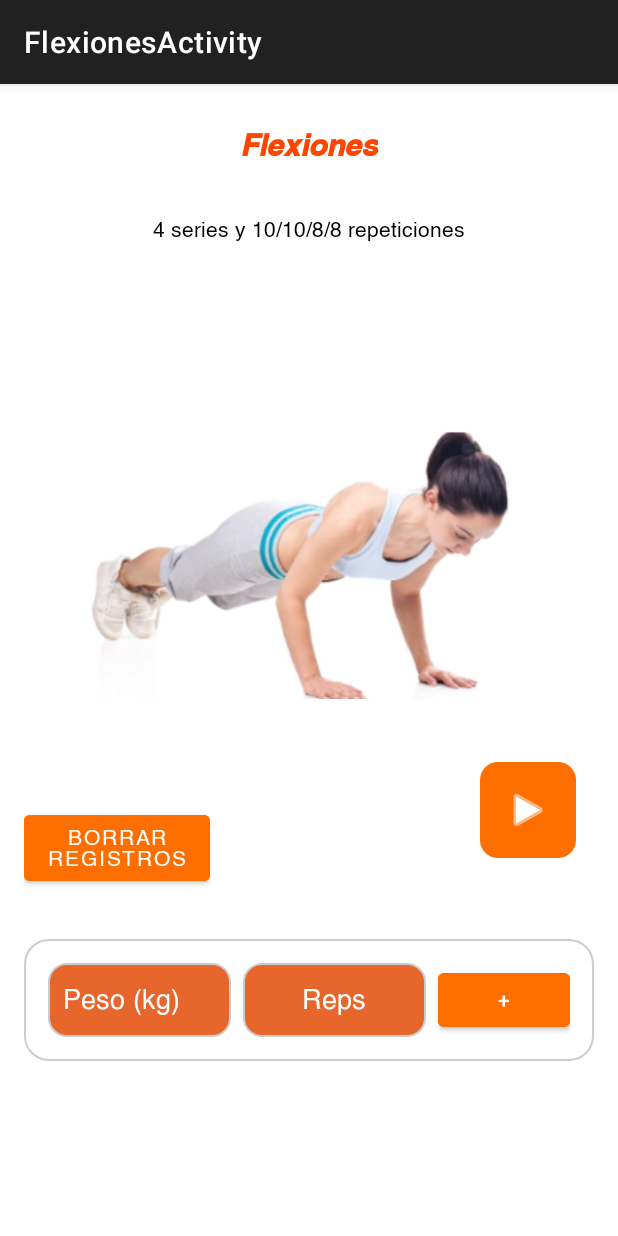
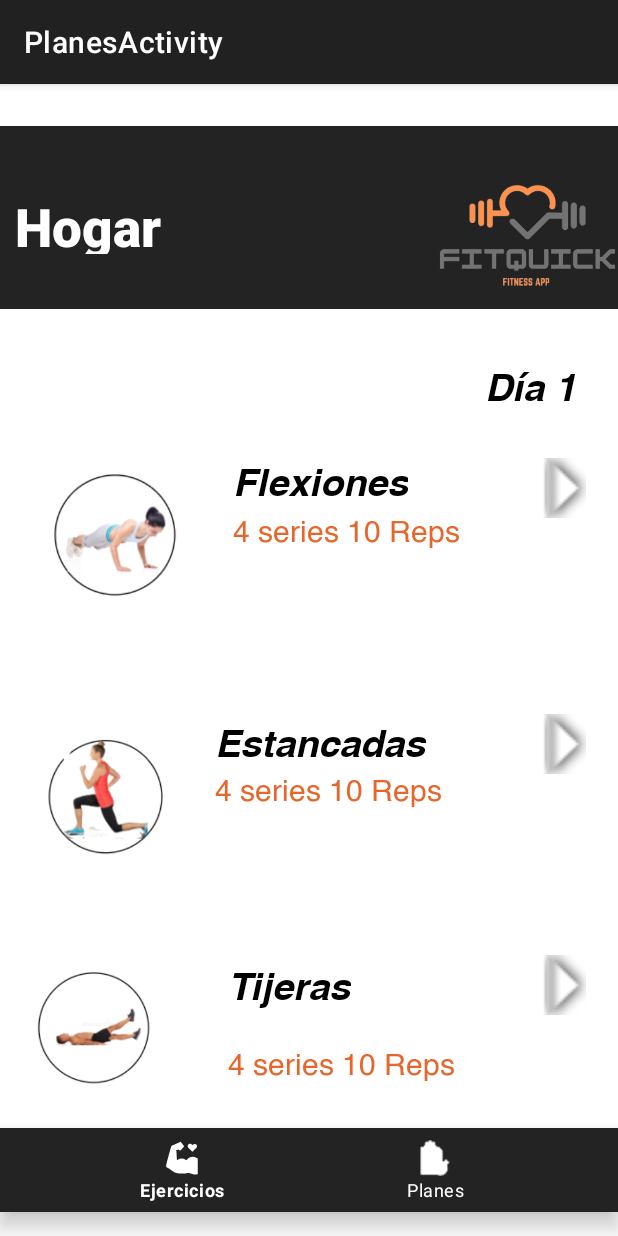
Before and after one commit to SantiagoCifuentes/FitQuick, an Android app built with Jetpack Compose: the HogarFragment screen opened directly, with no data from a screen before it, after a tap on an icon or button, on a phone screen of 412 x 824 dp. Run offline under Robolectric (Android 15) with nearby library versions, the phone set to English and light mode, and no system bars.

Commit message:
agrego pantalla hogar ejercicios

```diff
--- a/app/src/main/AndroidManifest.xml
+++ b/app/src/main/AndroidManifest.xml
@@ -33,10 +33,18 @@
             android:label="@string/title_activity_planes"
             android:theme="@style/Theme.FitQuick" />
         <activity
+            android:name=".HogarEjerciciosActivity"
+        android:exported="false"
+        android:label="@string/title_activity_planes"
+        android:theme="@style/Theme.FitQuick" />
+        />
+        <activity
             android:name=".MainActivity"
             android:exported="true"
             android:label="@string/app_name"
             android:theme="@style/Theme.FitQuick">
+
+
             <intent-filter>
                 <action android:name="android.intent.action.MAIN" />
 
--- /dev/null
+++ b/app/src/main/java/com/example/fitquick/HogarEjerciciosActivity.kt
@@ -0,0 +1,16 @@
+package com.example.fitquick
+
+import android.os.Bundle
+import androidx.appcompat.app.AppCompatActivity
+import androidx.fragment.app.FragmentTransaction
+
+class HogarEjerciciosActivity : AppCompatActivity() {
+    override fun onCreate(savedInstanceState: Bundle?) {
+        super.onCreate(savedInstanceState)
+        setContentView(R.layout.hogar_ejercicios_activity)
+
+        val transaction: FragmentTransaction = supportFragmentManager.beginTransaction()
+        transaction.replace(R.id.fragment_hogar_ejercicios, HogarEjerciciosFragment())
+        transaction.commit()
+    }
+}
--- /dev/null
+++ b/app/src/main/java/com/example/fitquick/HogarEjerciciosFragment.kt
@@ -0,0 +1,40 @@
+package com.example.fitquick
+
+import android.content.Intent
+import android.os.Bundle
+import android.view.LayoutInflater
+import android.view.View
+import android.view.ViewGroup
+import android.widget.ImageView
+import androidx.fragment.app.Fragment
+
+class HogarEjerciciosFragment : Fragment() {
+
+    override fun onCreateView(
+        inflater: LayoutInflater,
+        container: ViewGroup?,
+        savedInstanceState: Bundle?
+    ): View? {
+
+        val view = inflater.inflate(
+            R.layout.fragment_hogar_ejercicios,
+            container,
+            false
+        )
+
+
+        val flechaFlexiones: ImageView =
+            view.findViewById(R.id.imageView25)
+
+
+        flechaFlexiones.setOnClickListener {
+            val intent = Intent(
+                requireActivity(),
+                FlexionesActivity::class.java
+            )
+            startActivity(intent)
+        }
+
+        return view
+    }
+}
--- a/app/src/main/java/com/example/fitquick/HogarFragment.kt
+++ b/app/src/main/java/com/example/fitquick/HogarFragment.kt
@@ -20,7 +20,7 @@ class HogarFragment : Fragment() {
 
         val iconOneDay: ImageView = view.findViewById(R.id.iconOneDay)
         iconOneDay.setOnClickListener {
-            val intent = Intent(activity, FlexionesActivity::class.java)
+            val intent = Intent(activity, HogarEjerciciosActivity::class.java)
             startActivity(intent)
         }
 
--- /dev/null
+++ b/app/src/main/res/layout/fragment_hogar_ejercicios.xml
@@ -0,0 +1,236 @@
+<androidx.constraintlayout.widget.ConstraintLayout
+    xmlns:android="http://schemas.android.com/apk/res/android"
+    xmlns:app="http://schemas.android.com/apk/res-auto"
+    xmlns:tools="http://schemas.android.com/tools"
+    android:layout_width="match_parent"
+    android:layout_height="match_parent">
+
+
+    <TextView
+        android:id="@+id/textView7"
+        android:layout_width="wrap_content"
+        android:layout_height="wrap_content"
+        android:fontFamily="@font/helvetica"
+        android:text="4 series 10 Reps"
+        android:textColor="@color/orange"
+        android:textSize="20sp"
+        app:layout_constraintBottom_toBottomOf="parent"
+        app:layout_constraintEnd_toEndOf="parent"
+        app:layout_constraintHorizontal_bias="0.584"
+        app:layout_constraintStart_toStartOf="parent"
+        app:layout_constraintTop_toBottomOf="@+id/textView27"
+        app:layout_constraintVertical_bias="0.133" />
+
+    <TextView
+        android:id="@+id/textView3"
+        android:layout_width="wrap_content"
+        android:layout_height="wrap_content"
+        android:fontFamily="@font/helvetica"
+        android:text="4 series 10 Reps"
+        android:textColor="@color/orange"
+        android:textSize="20sp"
+        app:layout_constraintBottom_toBottomOf="parent"
+        app:layout_constraintEnd_toEndOf="parent"
+        app:layout_constraintHorizontal_bias="0.596"
+        app:layout_constraintStart_toStartOf="parent"
+        app:layout_constraintTop_toTopOf="parent"
+        app:layout_constraintVertical_bias="0.384" />
+
+
+    <TextView
+        android:id="@+id/textView4"
+        android:layout_width="wrap_content"
+        android:layout_height="wrap_content"
+        android:fontFamily="@font/helvetica"
+        android:text="4 series 10 Reps"
+        android:textColor="@color/orange"
+        android:textSize="20sp"
+        app:layout_constraintBottom_toBottomOf="parent"
+        app:layout_constraintEnd_toEndOf="parent"
+        app:layout_constraintHorizontal_bias="0.55"
+        app:layout_constraintStart_toStartOf="parent"
+        app:layout_constraintTop_toTopOf="parent"
+        app:layout_constraintVertical_bias="0.619" />
+
+    <TextView
+        android:id="@+id/tvTitulo2"
+        android:layout_width="416dp"
+        android:layout_height="122dp"
+        android:layout_marginTop="28dp"
+        android:background="#232323"
+        android:gravity="center"
+        android:padding="16dp"
+        android:textColor="@android:color/white"
+        android:textSize="20sp"
+        android:textStyle="bold"
+        app:layout_constraintEnd_toEndOf="parent"
+        app:layout_constraintHorizontal_bias="0.6"
+        app:layout_constraintStart_toStartOf="parent"
+        app:layout_constraintTop_toTopOf="parent" />
+
+    <ImageView
+        android:id="@+id/imageView8"
+        android:layout_width="122dp"
+        android:layout_height="107dp"
+        android:src="@drawable/logo"
+        app:layout_constraintBottom_toBottomOf="parent"
+        app:layout_constraintEnd_toEndOf="parent"
+        app:layout_constraintHorizontal_bias="1.0"
+        app:layout_constraintStart_toStartOf="parent"
+        app:layout_constraintTop_toTopOf="parent"
+        app:layout_constraintVertical_bias="0.073" />
+
+    <TextView
+        android:id="@+id/textView2"
+        android:layout_width="172dp"
+        android:layout_height="42dp"
+        android:fontFamily="sans-serif-black"
+        android:text="Hogar"
+        android:textColor="@color/white"
+        android:textSize="35sp"
+        app:layout_constraintBottom_toBottomOf="parent"
+        app:layout_constraintEnd_toEndOf="parent"
+        app:layout_constraintHorizontal_bias="0.041"
+        app:layout_constraintStart_toStartOf="parent"
+        app:layout_constraintTop_toTopOf="parent"
+        app:layout_constraintVertical_bias="0.098" />
+
+    <TextView
+        android:id="@+id/textView28"
+        android:layout_width="wrap_content"
+        android:layout_height="wrap_content"
+        android:layout_marginEnd="28dp"
+        android:fontFamily="@font/helvetica_bold_oblique"
+        android:text="Día 1"
+        android:textColor="@color/black"
+        android:textSize="25sp"
+        app:layout_constraintBottom_toTopOf="@+id/imageView25"
+        app:layout_constraintEnd_toEndOf="parent"
+        app:layout_constraintTop_toBottomOf="@+id/imageView8" />
+
+    <ImageView
+        android:id="@+id/imageView21"
+        android:layout_width="123dp"
+        android:layout_height="102dp"
+        android:layout_marginTop="136dp"
+        android:src="@drawable/flexiones"
+        app:layout_constraintEnd_toEndOf="parent"
+        app:layout_constraintHorizontal_bias="0.055"
+        app:layout_constraintStart_toStartOf="parent"
+        app:layout_constraintTop_toBottomOf="@+id/textView2" />
+
+    <TextView
+        android:id="@+id/textView22"
+        android:layout_width="wrap_content"
+        android:layout_height="wrap_content"
+        android:layout_marginStart="16dp"
+        android:fontFamily="@font/helvetica_bold_oblique"
+        android:text="Flexiones"
+        android:textColor="@color/black"
+        android:textSize="25sp"
+        app:layout_constraintBottom_toTopOf="@+id/textView3"
+        app:layout_constraintStart_toEndOf="@+id/imageView21"
+        app:layout_constraintTop_toTopOf="@+id/imageView21" />
+
+    <!-- Flecha Flexiones -->
+    <ImageView
+        android:id="@+id/imageView25"
+        android:layout_width="40dp"
+        android:layout_height="40dp"
+        android:rotation="270"
+        android:src="@android:drawable/arrow_down_float"
+        app:layout_constraintTop_toTopOf="@+id/imageView21"
+        app:layout_constraintEnd_toEndOf="parent"
+        android:layout_marginEnd="16dp" />
+
+    <ImageView
+        android:id="@+id/imageView22"
+        android:layout_width="111dp"
+        android:layout_height="105dp"
+        android:layout_marginStart="16dp"
+        android:src="@drawable/estancadas"
+        app:layout_constraintBottom_toBottomOf="parent"
+        app:layout_constraintStart_toStartOf="parent"
+        app:layout_constraintTop_toBottomOf="@+id/imageView21"
+        app:layout_constraintVertical_bias="0.221" />
+
+    <TextView
+        android:id="@+id/textView26"
+        android:layout_width="143dp"
+        android:layout_height="38dp"
+        android:layout_marginStart="16dp"
+        android:fontFamily="@font/helvetica_bold_oblique"
+        android:text="Estancadas"
+        android:textColor="@color/black"
+        android:textSize="25sp"
+        app:layout_constraintBottom_toTopOf="@+id/textView4"
+        app:layout_constraintStart_toEndOf="@+id/imageView22"
+        app:layout_constraintTop_toTopOf="@+id/imageView22" />
+
+    <!-- Flecha Estancadas -->
+    <ImageView
+        android:id="@+id/imageView26"
+        android:layout_width="40dp"
+        android:layout_height="40dp"
+        android:rotation="270"
+        android:src="@android:drawable/arrow_down_float"
+        app:layout_constraintTop_toTopOf="@+id/imageView22"
+        app:layout_constraintEnd_toEndOf="parent"
+        android:layout_marginEnd="16dp" />
+
+    <!-- Imagen Tijeras -->
+
+    <!-- Texto Tijeras -->
+
+    <!-- Flecha Tijeras -->
+
+    <ImageView
+        android:id="@+id/imageView24"
+        android:layout_width="100dp"
+        android:layout_height="100dp"
+        android:layout_marginStart="16dp"
+        android:layout_marginTop="16dp"
+        android:src="@drawable/tijeras"
+        app:layout_constraintBottom_toBottomOf="parent"
+        app:layout_constraintStart_toStartOf="parent"
+        app:layout_constraintTop_toBottomOf="@+id/imageView22"
+        app:layout_constraintVertical_bias="0.31" />
+
+    <TextView
+        android:id="@+id/textView27"
+        android:layout_width="wrap_content"
+        android:layout_height="wrap_content"
+        android:layout_marginStart="36dp"
+        android:fontFamily="@font/helvetica_bold_oblique"
+        android:text="Tijeras"
+        android:textColor="@color/black"
+        android:textSize="25sp"
+        app:layout_constraintStart_toEndOf="@+id/imageView24"
+        app:layout_constraintTop_toTopOf="@+id/imageView24" />
+
+    <ImageView
+        android:id="@+id/imageView28"
+        android:layout_width="40dp"
+        android:layout_height="40dp"
+        android:rotation="270"
+        android:src="@android:drawable/arrow_down_float"
+        app:layout_constraintTop_toTopOf="@+id/imageView24"
+        app:layout_constraintEnd_toEndOf="parent"
+        android:layout_marginEnd="16dp" />
+
+    <!-- Bottom Navigation -->
+    <com.google.android.material.bottomnavigation.BottomNavigationView
+        android:id="@+id/bottomNavigation"
+        android:layout_width="0dp"
+        android:layout_height="wrap_content"
+        android:layout_marginBottom="16dp"
+        android:background="#232323"
+        app:itemIconTint="@color/white"
+        app:itemTextColor="@color/white"
+        app:layout_constraintBottom_toBottomOf="parent"
+        app:layout_constraintEnd_toEndOf="parent"
+        app:layout_constraintHorizontal_bias="1.0"
+        app:layout_constraintStart_toStartOf="parent"
+        app:menu="@menu/bottom_nav_menu" />
+
+</androidx.constraintlayout.widget.ConstraintLayout>
--- /dev/null
+++ b/app/src/main/res/layout/hogar_ejercicios_activity.xml
@@ -0,0 +1,5 @@
+<?xml version="1.0" encoding="utf-8"?>
+<FrameLayout xmlns:android="http://schemas.android.com/apk/res/android"
+    android:id="@+id/fragment_hogar_ejercicios"
+    android:layout_width="match_parent"
+    android:layout_height="match_parent" />
```
Also changed, not shown: app/src/main/res/drawable/estancadas.png (added), app/src/main/res/drawable/flexiones.png (added), app/src/main/res/drawable/tijeras.png (added).
